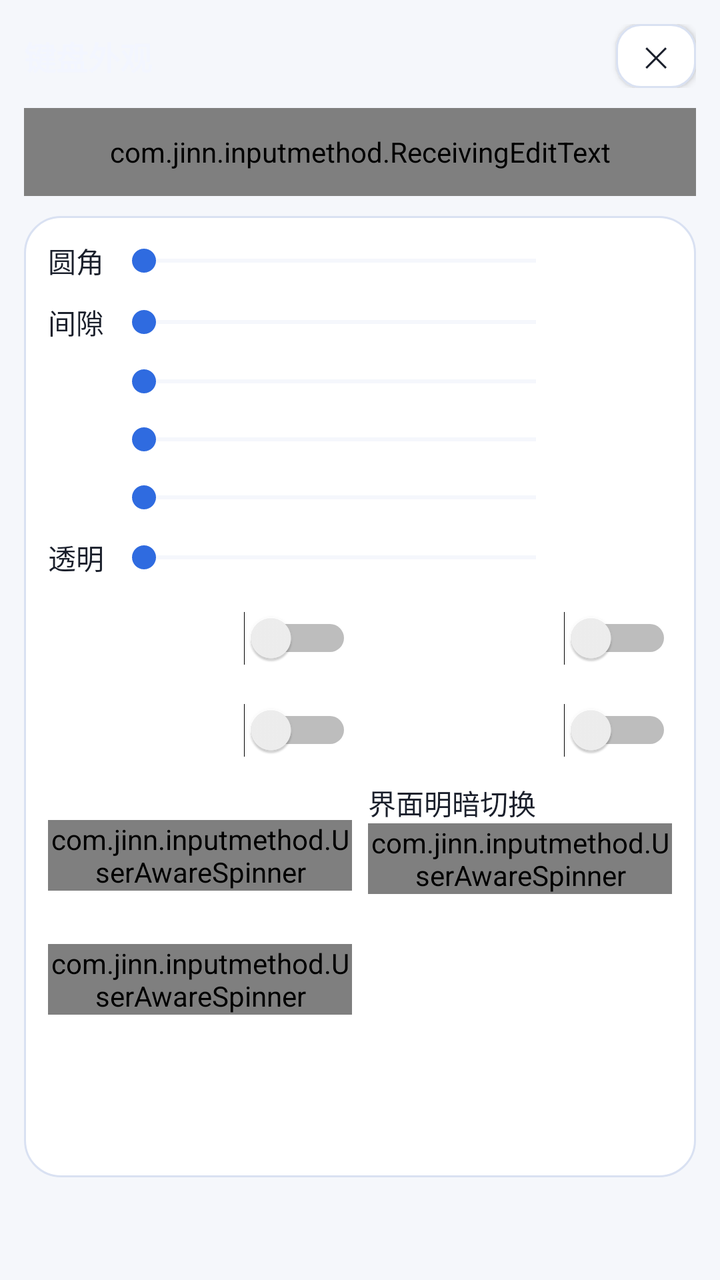
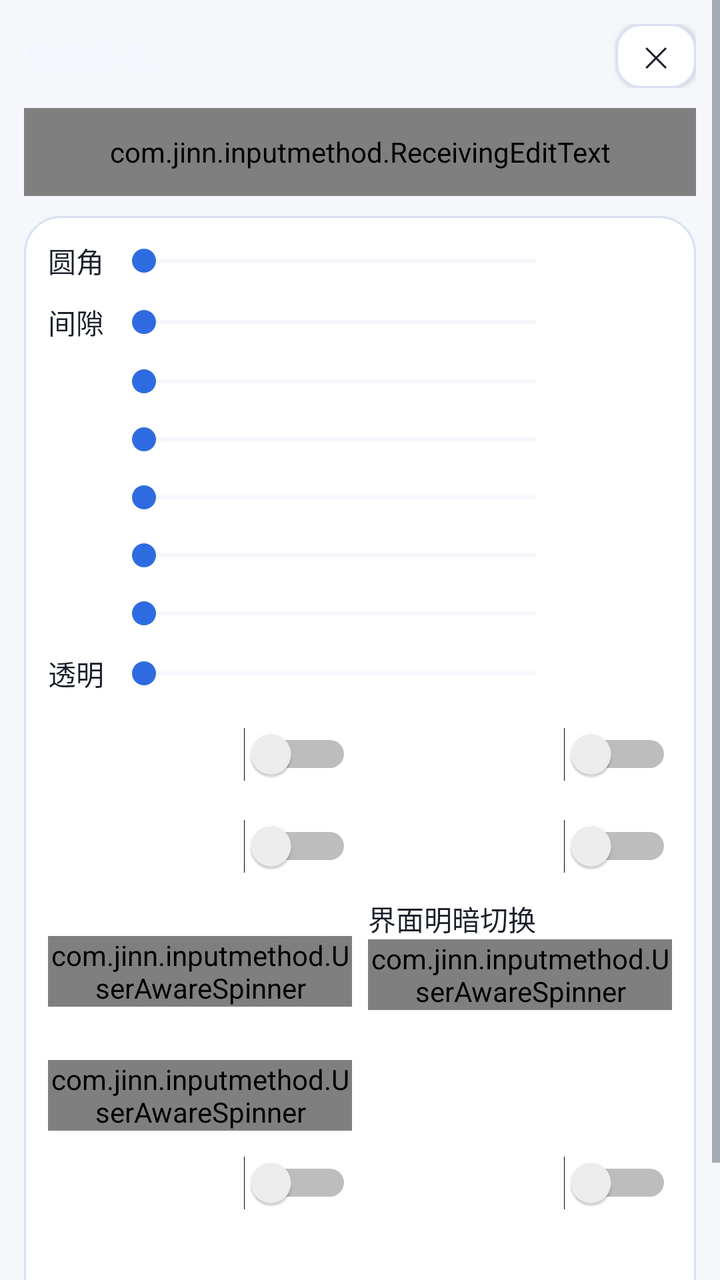

Before-and-after screenshots of an Android layout around one commit, followed by the original layout XML and the change that was made.
<!-- AndroidManifest.xml: application theme AppTheme -->
<!-- res/layout/activity_key_appearance.xml -->
<?xml version="1.0" encoding="utf-8"?>
<ScrollView xmlns:android="http://schemas.android.com/apk/res/android"
    android:layout_width="match_parent"
    android:layout_height="match_parent"
    android:fitsSystemWindows="true"
    android:overScrollMode="never">

    <LinearLayout
        android:layout_width="match_parent"
        android:layout_height="wrap_content"
        android:orientation="vertical"
        android:padding="12dp">

        <LinearLayout
            android:layout_width="match_parent"
            android:layout_height="wrap_content"
            android:gravity="center_vertical"
            android:orientation="horizontal">

            <TextView
                android:id="@+id/text_key_appearance_title"
                android:layout_width="0dp"
                android:layout_height="wrap_content"
                android:layout_weight="1"
                android:text="@string/key_appearance_title"
                android:textColor="@color/key_appearance_fg"
                android:textSize="16sp"
                android:textStyle="bold" />

            <Button
                style="@style/SettingsButton"
                android:id="@+id/btn_key_appearance_close"
                android:layout_width="40dp"
                android:layout_height="32dp"
                android:minWidth="0dp"
                android:paddingStart="0dp"
                android:paddingEnd="0dp"
                android:text="@string/symbol_order_close"
                android:textSize="14sp" />
        </LinearLayout>

        
        <com.jinn.inputmethod.ReceivingEditText
            android:layout_width="match_parent"
            android:layout_height="44dp"
            android:layout_marginTop="10dp"
            android:layout_marginBottom="10dp"
            android:background="@drawable/field_aurora"
            android:hint="@string/settings_ime_test_hint"
            android:importantForAutofill="no"
            android:imeOptions="actionDone"
            android:inputType="text"
            android:maxLines="1"
            android:paddingStart="12dp"
            android:paddingEnd="12dp"
            android:textColor="@color/text_primary"
            android:textColorHint="@color/text_secondary"
            android:textSize="14sp" />

        <LinearLayout
            android:layout_width="match_parent"
            android:layout_height="wrap_content"
            android:background="@drawable/card_aurora"
            android:orientation="vertical"
            android:padding="12dp">

            
            <LinearLayout
                android:layout_width="match_parent"
                android:layout_height="wrap_content"
                android:gravity="center_vertical"
                android:orientation="horizontal">

                <TextView
                    android:id="@+id/label_key_corner"
                    android:layout_width="wrap_content"
                    android:layout_height="wrap_content"
                    android:minWidth="32dp"
                    android:text="@string/key_corner_title"
                    android:textColor="@color/text_primary"
                    android:textSize="14sp" />

                <SeekBar
                    android:id="@+id/seek_key_corner"
                    android:layout_width="0dp"
                    android:layout_height="wrap_content"
                    android:layout_marginStart="0dp"
                    android:layout_weight="1"
                    android:progressBackgroundTint="@color/card_stroke"
                    android:progressTint="@color/accent"
                    android:thumbTint="@color/accent" />

                <TextView
                    android:id="@+id/text_key_corner"
                    android:layout_width="wrap_content"
                    android:layout_height="wrap_content"
                    android:gravity="end"
                    android:minWidth="52dp"
                    android:textColor="@color/accent"
                    android:textSize="13sp" />
            </LinearLayout>

            
            <LinearLayout
                android:layout_width="match_parent"
                android:layout_height="wrap_content"
                android:layout_marginTop="10dp"
                android:gravity="center_vertical"
                android:orientation="horizontal">

                <TextView
                    android:id="@+id/label_key_gap"
                    android:layout_width="wrap_content"
                    android:layout_height="wrap_content"
                    android:minWidth="32dp"
                    android:text="@string/key_gap_title"
                    android:textColor="@color/text_primary"
                    android:textSize="14sp" />

                <SeekBar
                    android:id="@+id/seek_key_gap"
                    android:layout_width="0dp"
                    android:layout_height="wrap_content"
                    android:layout_marginStart="0dp"
                    android:layout_weight="1"
                    android:progressBackgroundTint="@color/card_stroke"
                    android:progressTint="@color/accent"
                    android:thumbTint="@color/accent" />

                <TextView
                    android:id="@+id/text_key_gap"
                    android:layout_width="wrap_content"
                    android:layout_height="wrap_content"
                    android:gravity="end"
                    android:minWidth="52dp"
                    android:textColor="@color/accent"
                    android:textSize="13sp" />
            </LinearLayout>

            
            <LinearLayout
                android:layout_width="match_parent"
                android:layout_height="wrap_content"
                android:layout_marginTop="10dp"
                android:gravity="center_vertical"
                android:orientation="horizontal">

                <TextView
                    android:id="@+id/label_key_height"
                    android:layout_width="wrap_content"
                    android:layout_height="wrap_content"
                    android:minWidth="32dp"
                    android:textColor="@color/text_primary"
                    android:textSize="14sp" />

                <SeekBar
                    android:id="@+id/seek_key_height"
                    android:layout_width="0dp"
                    android:layout_height="wrap_content"
                    android:layout_marginStart="0dp"
                    android:layout_weight="1"
                    android:progressBackgroundTint="@color/card_stroke"
                    android:progressTint="@color/accent"
                    android:thumbTint="@color/accent" />

                <TextView
                    android:id="@+id/text_key_height"
                    android:layout_width="wrap_content"
                    android:layout_height="wrap_content"
                    android:gravity="end"
                    android:minWidth="52dp"
                    android:textColor="@color/accent"
                    android:textSize="13sp" />
            </LinearLayout>

            
            <LinearLayout
                android:layout_width="match_parent"
                android:layout_height="wrap_content"
                android:layout_marginTop="10dp"
                android:gravity="center_vertical"
                android:orientation="horizontal">

                <TextView
                    android:id="@+id/label_candidate_spacing"
                    android:layout_width="wrap_content"
                    android:layout_height="wrap_content"
                    android:minWidth="32dp"
                    android:textColor="@color/text_primary"
                    android:textSize="14sp" />

                <SeekBar
                    android:id="@+id/seek_candidate_spacing"
                    android:layout_width="0dp"
                    android:layout_height="wrap_content"
                    android:layout_marginStart="0dp"
                    android:layout_weight="1"
                    android:progressBackgroundTint="@color/card_stroke"
                    android:progressTint="@color/accent"
                    android:thumbTint="@color/accent" />

                <TextView
                    android:id="@+id/text_candidate_spacing"
                    android:layout_width="wrap_content"
                    android:layout_height="wrap_content"
                    android:gravity="end"
                    android:minWidth="52dp"
                    android:textColor="@color/accent"
                    android:textSize="13sp" />
            </LinearLayout>

            
            <LinearLayout
                android:layout_width="match_parent"
                android:layout_height="wrap_content"
                android:layout_marginTop="10dp"
                android:gravity="center_vertical"
                android:orientation="horizontal">

                <TextView
                    android:id="@+id/label_candidate_text_size"
                    android:layout_width="wrap_content"
                    android:layout_height="wrap_content"
                    android:minWidth="32dp"
                    android:textColor="@color/text_primary"
                    android:textSize="14sp" />

                <SeekBar
                    android:id="@+id/seek_candidate_text_size"
                    android:layout_width="0dp"
                    android:layout_height="wrap_content"
                    android:layout_marginStart="0dp"
                    android:layout_weight="1"
                    android:progressBackgroundTint="@color/card_stroke"
                    android:progressTint="@color/accent"
                    android:thumbTint="@color/accent" />

                <TextView
                    android:id="@+id/text_candidate_text_size"
                    android:layout_width="wrap_content"
                    android:layout_height="wrap_content"
                    android:gravity="end"
                    android:minWidth="52dp"
                    android:textColor="@color/accent"
                    android:textSize="13sp" />
            </LinearLayout>

            
            <LinearLayout
                android:layout_width="match_parent"
                android:layout_height="wrap_content"
                android:layout_marginTop="10dp"
                android:gravity="center_vertical"
                android:orientation="horizontal">

                <TextView
                    android:id="@+id/label_key_transparency"
                    android:layout_width="wrap_content"
                    android:layout_height="wrap_content"
                    android:minWidth="32dp"
                    android:text="@string/key_transparency_title"
                    android:textColor="@color/text_primary"
                    android:textSize="14sp" />

                <SeekBar
                    android:id="@+id/seek_key_transparency"
                    android:layout_width="0dp"
                    android:layout_height="wrap_content"
                    android:layout_marginStart="0dp"
                    android:layout_weight="1"
                    android:progressBackgroundTint="@color/card_stroke"
                    android:progressTint="@color/accent"
                    android:thumbTint="@color/accent" />

                <TextView
                    android:id="@+id/text_key_transparency"
                    android:layout_width="wrap_content"
                    android:layout_height="wrap_content"
                    android:gravity="end"
                    android:minWidth="52dp"
                    android:textColor="@color/accent"
                    android:textSize="13sp" />
            </LinearLayout>

            
            <LinearLayout
                android:layout_width="match_parent"
                android:layout_height="wrap_content"
                android:layout_marginTop="10dp"
                android:baselineAligned="false"
                android:orientation="horizontal">

                <Switch
                    android:id="@+id/switch_letter_uppercase"
                    android:layout_width="0dp"
                    android:layout_height="wrap_content"
                    android:layout_weight="1"
                    android:minHeight="40dp"
                    android:textColor="@color/text_primary"
                    android:textSize="14sp" />

                <Switch
                    android:id="@+id/switch_key_hint"
                    android:layout_width="0dp"
                    android:layout_height="wrap_content"
                    android:layout_marginStart="8dp"
                    android:layout_weight="1"
                    android:minHeight="40dp"
                    android:textColor="@color/text_primary"
                    android:textSize="14sp" />
            </LinearLayout>

            <LinearLayout
                android:layout_width="match_parent"
                android:layout_height="wrap_content"
                android:layout_marginTop="6dp"
                android:baselineAligned="false"
                android:orientation="horizontal">

                <Switch
                    android:id="@+id/switch_pinyin_quanpin"
                    android:layout_width="0dp"
                    android:layout_height="wrap_content"
                    android:layout_weight="1"
                    android:minHeight="40dp"
                    android:textColor="@color/text_primary"
                    android:textSize="14sp" />

                <Switch
                    android:id="@+id/switch_candidate_paging"
                    android:layout_width="0dp"
                    android:layout_height="wrap_content"
                    android:layout_marginStart="8dp"
                    android:layout_weight="1"
                    android:minHeight="40dp"
                    android:textColor="@color/text_primary"
                    android:textSize="14sp" />
            </LinearLayout>

            <LinearLayout
                android:layout_width="match_parent"
                android:layout_height="wrap_content"
                android:layout_marginTop="6dp"
                android:baselineAligned="false"
                android:orientation="horizontal">

                <LinearLayout
                    android:layout_width="0dp"
                    android:layout_height="wrap_content"
                    android:layout_weight="1"
                    android:orientation="vertical">

                    <TextView
                        android:id="@+id/label_candidate_rows"
                        android:layout_width="match_parent"
                        android:layout_height="wrap_content"
                        android:textColor="@color/text_primary"
                        android:textSize="14sp" />

                    <com.jinn.inputmethod.UserAwareSpinner
                        android:id="@+id/spinner_candidate_rows"
                        android:layout_width="match_parent"
                        android:layout_height="wrap_content"
                        android:spinnerMode="dropdown" />
                </LinearLayout>

                <LinearLayout
                    android:layout_width="0dp"
                    android:layout_height="wrap_content"
                    android:layout_marginStart="8dp"
                    android:layout_weight="1"
                    android:orientation="vertical">

                    <TextView
                        android:id="@+id/label_theme_mode"
                        android:layout_width="match_parent"
                        android:layout_height="wrap_content"
                        android:text="@string/theme_card_title"
                        android:textColor="@color/text_primary"
                        android:textSize="14sp" />

                    <com.jinn.inputmethod.UserAwareSpinner
                        android:id="@+id/spinner_theme"
                        android:layout_width="match_parent"
                        android:layout_height="wrap_content"
                        android:spinnerMode="dropdown" />
                </LinearLayout>
            </LinearLayout>

            <LinearLayout
                android:layout_width="match_parent"
                android:layout_height="wrap_content"
                android:layout_marginTop="6dp"
                android:baselineAligned="false"
                android:orientation="horizontal">

                <LinearLayout
                    android:layout_width="0dp"
                    android:layout_height="wrap_content"
                    android:layout_weight="1"
                    android:orientation="vertical">

                    <TextView
                        android:id="@+id/label_candidate_append"
                        android:layout_width="match_parent"
                        android:layout_height="wrap_content"
                        android:textColor="@color/text_primary"
                        android:textSize="14sp" />

                    <com.jinn.inputmethod.UserAwareSpinner
                        android:id="@+id/spinner_candidate_append"
                        android:layout_width="match_parent"
                        android:layout_height="wrap_content"
                        android:spinnerMode="dropdown" />
                </LinearLayout>

                <View
                    android:layout_width="0dp"
                    android:layout_height="1dp"
                    android:layout_marginStart="8dp"
                    android:layout_weight="1" />
            </LinearLayout>

            <LinearLayout
                android:id="@+id/row_theme_schedule"
                android:layout_width="match_parent"
                android:layout_height="wrap_content"
                android:layout_marginTop="6dp"
                android:orientation="horizontal"
                android:visibility="gone">

                <Button
                    style="@style/SettingsButton"
                    android:id="@+id/btn_theme_light_at"
                    android:layout_width="0dp"
                    android:layout_height="wrap_content"
                    android:layout_weight="1"
                    android:minWidth="0dp" />

                <Button
                    style="@style/SettingsButton"
                    android:id="@+id/btn_theme_dark_at"
                    android:layout_width="0dp"
                    android:layout_height="wrap_content"
                    android:layout_marginStart="8dp"
                    android:layout_weight="1"
                    android:minWidth="0dp" />
            </LinearLayout>
            
            
            <LinearLayout
                android:layout_width="match_parent"
                android:layout_height="wrap_content"
                android:layout_marginTop="12dp"
                android:gravity="center_vertical"
                android:orientation="horizontal">

                <TextView
                    android:id="@+id/text_skin_light_title"
                    android:layout_width="wrap_content"
                    android:layout_height="wrap_content"
                    android:textColor="@color/text_primary"
                    android:textSize="13sp"
                    android:textStyle="bold" />

                <TextView
                    android:id="@+id/text_skin_light_desc"
                    android:layout_width="0dp"
                    android:layout_height="wrap_content"
                    android:layout_marginStart="8dp"
                    android:layout_weight="1"
                    android:paddingStart="4dp"
                    android:paddingEnd="4dp"
                    android:textColor="@color/text_primary"
                    android:textSize="12sp" />
            </LinearLayout>

            <LinearLayout
                android:id="@+id/skin_row_light"
                android:layout_width="match_parent"
                android:layout_height="wrap_content"
                android:layout_marginTop="6dp"
                android:orientation="vertical" />

            <LinearLayout
                android:layout_width="match_parent"
                android:layout_height="wrap_content"
                android:layout_marginTop="10dp"
                android:gravity="center_vertical"
                android:orientation="horizontal">

                <TextView
                    android:id="@+id/text_skin_dark_title"
                    android:layout_width="wrap_content"
                    android:layout_height="wrap_content"
                    android:textColor="@color/text_primary"
                    android:textSize="13sp"
                    android:textStyle="bold" />

                <TextView
                    android:id="@+id/text_skin_dark_desc"
                    android:layout_width="0dp"
                    android:layout_height="wrap_content"
                    android:layout_marginStart="8dp"
                    android:layout_weight="1"
                    android:paddingStart="4dp"
                    android:paddingEnd="4dp"
                    android:textColor="@color/text_primary"
                    android:textSize="12sp" />
            </LinearLayout>

            <LinearLayout
                android:id="@+id/skin_row_dark"
                android:layout_width="match_parent"
                android:layout_height="wrap_content"
                android:layout_marginTop="6dp"
                android:orientation="vertical" />

        </LinearLayout>
    </LinearLayout>
</ScrollView>
<!-- resources referenced by this layout -->
<resources>
  <color name="accent">#2F6BE0</color>
  <color name="card_stroke">#D9E1F2</color>
  <color name="key_appearance_fg">#F3F6FF</color>
  <color name="text_primary">#1A1F2B</color>
  <color name="text_secondary">#5A6474</color>
  <!-- drawable card_aurora (drawable) -->
  <?xml version="1.0" encoding="utf-8"?>
  <shape xmlns:android="http://schemas.android.com/apk/res/android"
      android:shape="rectangle">
      <solid android:color="@color/card_bg" />
      <corners android:radius="18dp" />
      <stroke
          android:width="1dp"
          android:color="@color/card_stroke" />
  </shape>
  <!-- drawable field_aurora (drawable) -->
  <?xml version="1.0" encoding="utf-8"?>
  <selector xmlns:android="http://schemas.android.com/apk/res/android">
      <item android:state_focused="true">
          <shape android:shape="rectangle">
              <solid android:color="@color/field_bg" />
              <corners android:radius="12dp" />
              <stroke
                  android:width="1.5dp"
                  android:color="@color/aurora_cyan" />
          </shape>
      </item>
      <item>
          <shape android:shape="rectangle">
              <solid android:color="@color/field_bg" />
              <corners android:radius="12dp" />
              <stroke
                  android:width="1dp"
                  android:color="@color/card_stroke" />
          </shape>
      </item>
  </selector>
  <string name="key_appearance_title">键盘外观</string>
  <string name="key_corner_title">圆角</string>
  <string name="key_gap_title">间隙</string>
  <string name="key_transparency_title">透明</string>
  <string name="settings_ime_test_hint">点这里唤起键盘</string>
  <string name="symbol_order_close">✕</string>
  <string name="theme_card_title">界面明暗切换</string>
  <style name="SettingsButton">
          <item name="android:layout_width">match_parent</item>
          <item name="android:layout_height">40dp</item>
          <item name="android:background">@drawable/btn_aurora_secondary</item>
          <item name="android:textColor">@color/text_primary</item>
          <item name="android:textSize">13sp</item>
          <item name="android:gravity">center</item>
      </style>
  <color name="card_bg">#FFFFFF</color>
  <color name="field_bg">#F1F4FC</color>
  <color name="aurora_cyan">#0A7A90</color>
  <!-- drawable btn_aurora_secondary (drawable) -->
  <?xml version="1.0" encoding="utf-8"?>
  <ripple xmlns:android="http://schemas.android.com/apk/res/android"
      android:color="@color/ripple_on_surface">
      <item>
          <shape android:shape="rectangle">
              <solid android:color="@color/btn_secondary_bg" />
              <corners android:radius="12dp" />
              <stroke
                  android:width="1dp"
                  android:color="@color/card_stroke" />
          </shape>
      </item>
  </ripple>
  <color name="app_bg">#F5F7FB</color>
  <color name="nav_bar">#1A1F2B</color>
  <style name="AppDialogTheme" parent="@android:style/Theme.Material.Light.Dialog.Alert">
          <item name="android:colorAccent">@color/accent</item>
          <item name="android:colorBackground">@color/app_bg</item>
          <item name="android:textColorPrimary">@color/text_primary</item>
          <item name="android:textColorSecondary">@color/text_secondary</item>
      </style>
  <color name="ripple_on_surface">#1A000000</color>
  <color name="btn_secondary_bg">#FFFFFF</color>
  <!-- unchanged entries left out for length: 1 -->
</resources>

<!-- the commit's change to res/layout/activity_key_appearance.xml (unified diff, before → after) -->
@@ -254,6 +254,78 @@
                 android:orientation="horizontal">
 
                 <TextView
+                    android:id="@+id/label_pinyin_text_size"
+                    android:layout_width="wrap_content"
+                    android:layout_height="wrap_content"
+                    android:minWidth="32dp"
+                    android:textColor="@color/text_primary"
+                    android:textSize="14sp" />
+
+                <SeekBar
+                    android:id="@+id/seek_pinyin_text_size"
+                    android:layout_width="0dp"
+                    android:layout_height="wrap_content"
+                    android:layout_marginStart="0dp"
+                    android:layout_weight="1"
+                    android:progressBackgroundTint="@color/card_stroke"
+                    android:progressTint="@color/accent"
+                    android:thumbTint="@color/accent" />
+
+                <TextView
+                    android:id="@+id/text_pinyin_text_size"
+                    android:layout_width="wrap_content"
+                    android:layout_height="wrap_content"
+                    android:gravity="end"
+                    android:minWidth="52dp"
+                    android:textColor="@color/accent"
+                    android:textSize="13sp" />
+            </LinearLayout>
+
+            
+            <LinearLayout
+                android:layout_width="match_parent"
+                android:layout_height="wrap_content"
+                android:layout_marginTop="10dp"
+                android:gravity="center_vertical"
+                android:orientation="horizontal">
+
+                <TextView
+                    android:id="@+id/label_pinyin_line_gap"
+                    android:layout_width="wrap_content"
+                    android:layout_height="wrap_content"
+                    android:minWidth="32dp"
+                    android:textColor="@color/text_primary"
+                    android:textSize="14sp" />
+
+                <SeekBar
+                    android:id="@+id/seek_pinyin_line_gap"
+                    android:layout_width="0dp"
+                    android:layout_height="wrap_content"
+                    android:layout_marginStart="0dp"
+                    android:layout_weight="1"
+                    android:progressBackgroundTint="@color/card_stroke"
+                    android:progressTint="@color/accent"
+                    android:thumbTint="@color/accent" />
+
+                <TextView
+                    android:id="@+id/text_pinyin_line_gap"
+                    android:layout_width="wrap_content"
+                    android:layout_height="wrap_content"
+                    android:gravity="end"
+                    android:minWidth="52dp"
+                    android:textColor="@color/accent"
+                    android:textSize="13sp" />
+            </LinearLayout>
+
+            
+            <LinearLayout
+                android:layout_width="match_parent"
+                android:layout_height="wrap_content"
+                android:layout_marginTop="10dp"
+                android:gravity="center_vertical"
+                android:orientation="horizontal">
+
+                <TextView
                     android:id="@+id/label_key_transparency"
                     android:layout_width="wrap_content"
                     android:layout_height="wrap_content"
@@ -421,6 +493,34 @@
                     android:layout_weight="1" />
             </LinearLayout>
 
+            
+            <LinearLayout
+                android:layout_width="match_parent"
+                android:layout_height="wrap_content"
+                android:layout_marginTop="6dp"
+                android:baselineAligned="false"
+                android:orientation="horizontal">
+
+                <Switch
+                    android:id="@+id/switch_caps_oneshot"
+                    android:layout_width="0dp"
+                    android:layout_height="wrap_content"
+                    android:layout_weight="1"
+                    android:minHeight="40dp"
+                    android:textColor="@color/text_primary"
+                    android:textSize="14sp" />
+
+                <Switch
+                    android:id="@+id/switch_longpress_lower_uppercase"
+                    android:layout_width="0dp"
+                    android:layout_height="wrap_content"
+                    android:layout_marginStart="8dp"
+                    android:layout_weight="1"
+                    android:minHeight="40dp"
+                    android:textColor="@color/text_primary"
+                    android:textSize="14sp" />
+            </LinearLayout>
+
             <LinearLayout
                 android:id="@+id/row_theme_schedule"
                 android:layout_width="match_parent"
